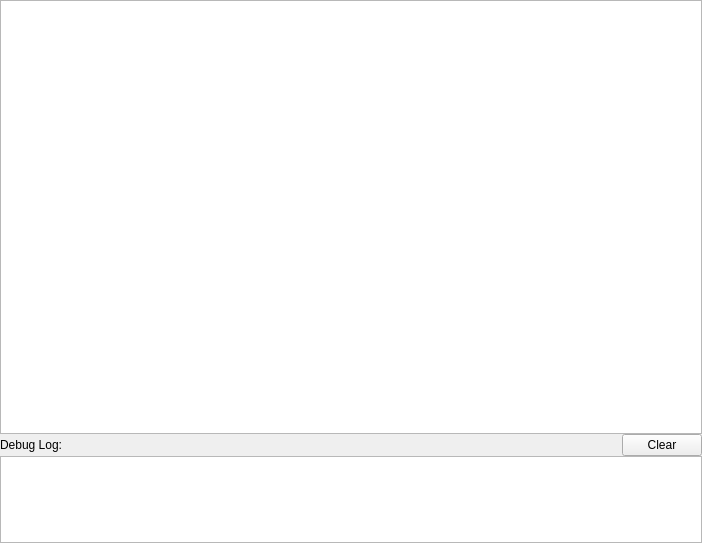
Qt form interface/ui/ScriptEditorWidget.ui (vircadia/vircadia-native-core) before a commit.
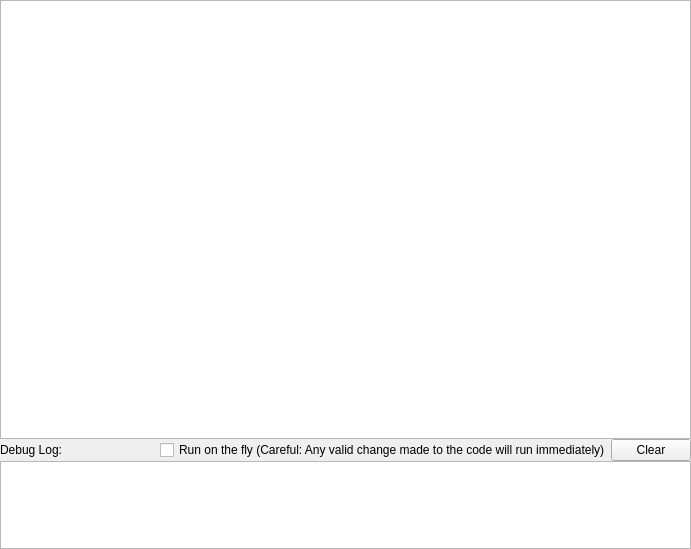
The same form after that commit.

Commit message: - few Adjustments in Application class for Script editor - Shortkey for script editor (Alt+S) - highlighter: bold true/false , single line comments - Run scripts from the editor works - More icons from Maximillian, Thanks - Run on the fly checkbox, works if the script is running. - Load/save features

```diff
--- a/interface/ui/ScriptEditorWidget.ui
+++ b/interface/ui/ScriptEditorWidget.ui
@@ -6,8 +6,8 @@
    <rect>
     <x>0</x>
     <y>0</y>
-    <width>702</width>
-    <height>543</height>
+    <width>691</width>
+    <height>549</height>
    </rect>
   </property>
   <property name="sizePolicy">
@@ -18,7 +18,7 @@
   </property>
   <property name="minimumSize">
    <size>
-    <width>400</width>
+    <width>541</width>
     <height>238</height>
    </size>
   </property>
@@ -91,6 +91,13 @@
         </property>
        </widget>
       </item>
+      <item>
+       <widget class="QCheckBox" name="onTheFlyCheckBox">
+        <property name="text">
+         <string>Run on the fly (Careful: Any valid change made to the code will run immediately)</string>
+        </property>
+       </widget>
+      </item>
       <item>
        <widget class="QPushButton" name="clearButton">
         <property name="text">
```
The commit also changes 14 other files.
